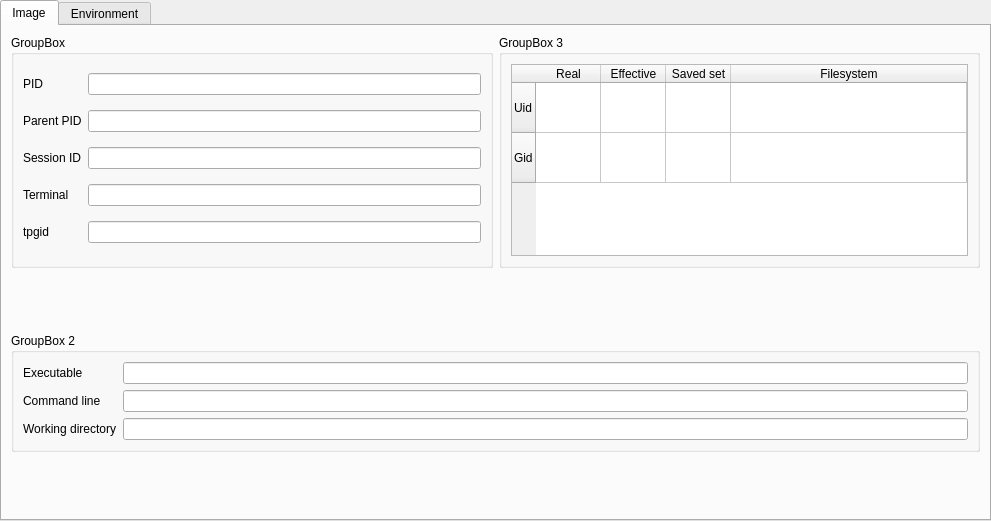
This is src/processdetailview.ui in Wenzel/kmonitor as Qt 5 draws it before an edit. The edited form follows.
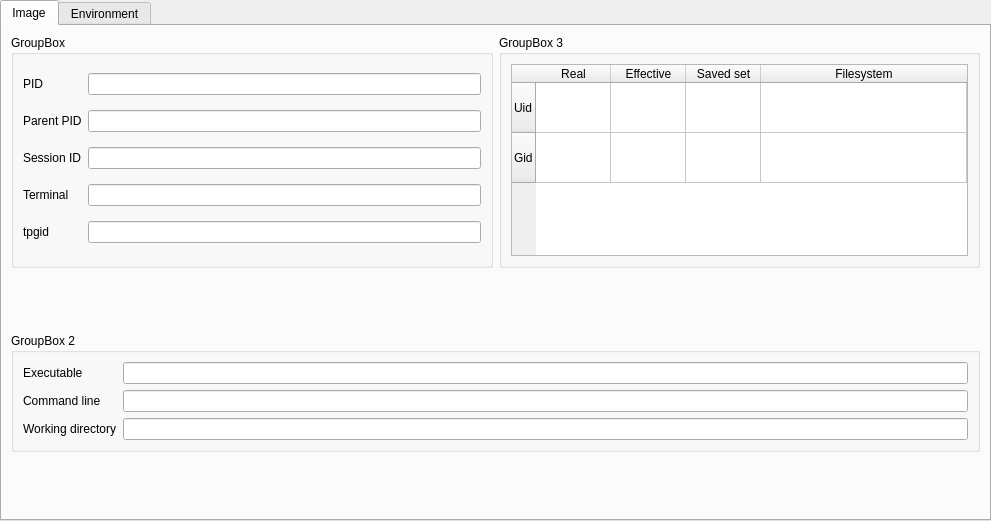
This is the edited form.

Commit message: display ids and uids/gids

The edit to the form file:
```diff
--- a/src/processdetailview.ui
+++ b/src/processdetailview.ui
@@ -100,7 +100,7 @@
             <number>4</number>
            </property>
            <attribute name="horizontalHeaderDefaultSectionSize">
-            <number>65</number>
+            <number>75</number>
            </attribute>
            <attribute name="horizontalHeaderStretchLastSection">
             <bool>true</bool>
```
Left out of the diff: 2 changed lines with no effect on the pictures. The commit also changes 1 other file.
